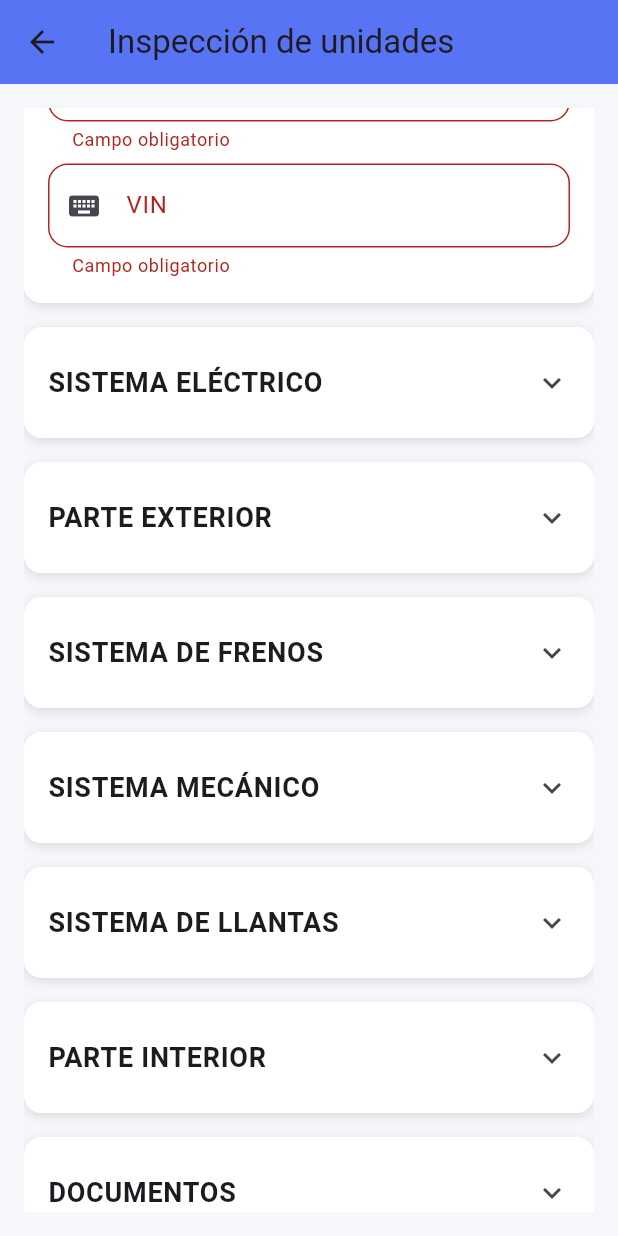
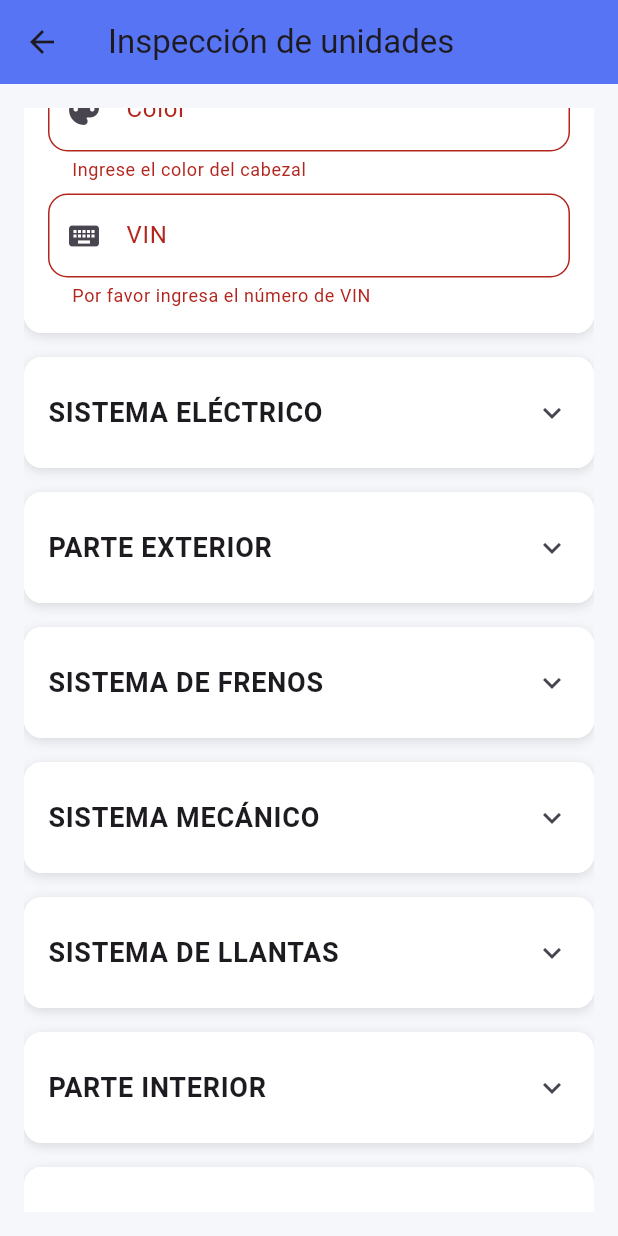
Before and after one commit to Ninjazet/inspect, a Flutter app: the Checklist screen opened directly with empty values, scrolled down 689 dp, after a tap on "Guardar", on a phone screen of 412 x 824 dp. Run offline on Flutter 3.47's test engine with Material 3 defaults, Android fonts, the phone set to English and light mode, and no system bars; our stand-ins replace cloud_firestore, device_info_plus, firebase_auth, firebase_core, firebase_storage, get and 6 more; missing offline and left inert: pdfx, syncfusion_flutter_pdfviewer; accounts and stored records are empty.

Commit message:
Modificaciones en Validaciones Checklist
Ajustes en las validaciones y colores en los radio buttons

```diff
--- a/lib/checklistForm.dart
+++ b/lib/checklistForm.dart
@@ -1,5 +1,7 @@
 import 'package:flutter/material.dart';
 import 'package:flutter/services.dart';
+import 'package:get/get.dart';
+import 'package:get/instance_manager.dart';
 import 'package:inspect/preguntas.dart';
 
 class ChecklistForm extends StatefulWidget {
@@ -37,7 +39,7 @@ class ChecklistFormState extends State<ChecklistForm> {
   final _vinController = TextEditingController();
 
   String _tipoTransporte = 'Cabezal';
-  String _marca = 'INTERNATIONAL';
+  String? _marca;
 
   @override
   void initState() {
@@ -45,13 +47,6 @@ class ChecklistFormState extends State<ChecklistForm> {
     final hoy = DateTime.now();
     _fechaController.text =
         '${hoy.day.toString().padLeft(2, '0')}/${hoy.month.toString().padLeft(2, '0')}/${hoy.year}';
-  }
-
-  String? _campoObligatorio(String? valor) {
-    if (valor == null || valor.trim().isEmpty) {
-      return 'Campo obligatorio';
-    }
-    return null;
   }
 
   bool _validarPreguntas(List<String> claves) {
@@ -72,11 +67,29 @@ class ChecklistFormState extends State<ChecklistForm> {
         !_validarPreguntas(sistemaLlantasKeys) ||
         !_validarPreguntas(parteInteriorKeys) ||
         !_validarPreguntas(documentosKeys)) {
-      ScaffoldMessenger.of(context).showSnackBar(
-        const SnackBar(
-          content: Text('Responde todas las preguntas del checklist'),
+
+      Get.snackbar(
+        '','',
+        snackPosition: SnackPosition.BOTTOM,
+        backgroundColor: Colors.redAccent,
+        margin: const EdgeInsets.all(10),
+        borderRadius: 8,
+        titleText: Text(
+          '¡Error!',
+          style: TextStyle(
+            color: Colors.white,
+            fontSize: 16,
+            fontWeight: FontWeight.bold,
+          ),
         ),
-      );
+        messageText: Text(
+          '¡Responde todas las preguntas del checklist!',
+          style: TextStyle(
+            color: Colors.white,
+            fontSize: 15,
+          ),
+        ),
+        );
       return false;
     }
     return true;
@@ -112,6 +125,7 @@ class ChecklistFormState extends State<ChecklistForm> {
                       widget.onChanged(_respuestas);
                     });
                   },
+                  fillColor: MaterialStateColor.resolveWith((states) => Colors.blue),
                 ),
                 Text(opcion),
               ],
@@ -216,9 +230,28 @@ class ChecklistFormState extends State<ChecklistForm> {
                     label: 'Conductor',
                     icon: Icons.person_3,
                   ),
-                  validator: _campoObligatorio,
-                  onChanged: (_) =>
-                      widget.onDatosGeneralesChanged(obtenerDatosGenerales()),
+
+                  validator: (value) {
+                    if (value == null || value.isEmpty) {
+                      return 'Ingresa el nombre del conductor';
+                    }
+                    final regex = RegExp(r'^[a-zA-Z\s]+$');
+                    if (!regex.hasMatch(value)) {
+                      return 'Solo se permiten letras';
+                    }
+                    return null;
+                  },
+                  onChanged: (value) {
+                    _conductorController.value = _conductorController.value.copyWith(
+                      text: value.toUpperCase(),
+                      selection: _conductorController.selection,
+                    );
+                    widget.onDatosGeneralesChanged(obtenerDatosGenerales());
+                  },
+                  inputFormatters: [
+                    FilteringTextInputFormatter.allow(RegExp(r'[a-zA-Z\s]')),
+                  ],
+                  textCapitalization: TextCapitalization.words,
                 ),
               ),
               // Fecha
@@ -264,10 +297,28 @@ class ChecklistFormState extends State<ChecklistForm> {
                     label: 'Número de placa',
                     icon: Icons.directions_car,
                   ),
-                  validator: _campoObligatorio,
-                  onChanged: (_) =>
-                      widget.onInformacionUnidad(obtenerInfoUnidad()),
-                  inputFormatters: [LengthLimitingTextInputFormatter(7)],
+                  validator: (value){
+                    if (value == null || value.isEmpty) {
+                      return 'Por favor ingrese el número de placa';
+                    }
+                    if (value.length < 7) {
+                      return 'El número de placa debe tener 7 caracteres';
+                    }
+                    return null;
+                  },
+                  onChanged: (value) {
+                    _placaController.value = _placaController.value.copyWith(
+                      text: value.toUpperCase(),
+                      selection: _placaController.selection,
+                    );
+                    widget.onInformacionUnidad(obtenerInfoUnidad());
+                  },
+                  //Validacion para las placas en Honduras empiezan con 3 letras seguidas de 4 números
+                  inputFormatters: [
+                    LengthLimitingTextInputFormatter(7),
+                    FilteringTextInputFormatter.allow(RegExp(r'[A-Z0-9]')),
+                  ],
+                  textCapitalization: TextCapitalization.characters,
                 ),
               ),
               // Tipo de transporte
@@ -279,8 +330,10 @@ class ChecklistFormState extends State<ChecklistForm> {
                     icon: Icons.airport_shuttle,
                   ),
                   value: _tipoTransporte,
+                  dropdownColor: Colors.white,
+                  borderRadius: BorderRadius.circular(12),
                   items: const [
-                    DropdownMenuItem(value: 'Cabezal', child: Text('Cabezal')),
+                    DropdownMenuItem(value: 'Cabezal', child: Text('CABEZAL')),
                   ],
                   onChanged: (value) {
                     if (value != null) {
@@ -301,6 +354,9 @@ class ChecklistFormState extends State<ChecklistForm> {
                     icon: Icons.format_list_bulleted,
                   ),
                   value: _marca,
+                  hint: const Text('Seleccione una marca'),
+                  dropdownColor: Colors.white,
+                  borderRadius: BorderRadius.circular(12),
                   items: const [
                     DropdownMenuItem(
                       value: 'INTERNATIONAL',
@@ -325,6 +381,12 @@ class ChecklistFormState extends State<ChecklistForm> {
                       });
                     }
                   },
+                  validator: (value){
+                    if (value == null || value.isEmpty) {
+                      return 'Seleccione una marca';
+                    }
+                    return null;
+                  }
                 ),
               ),
               // Modelo
@@ -336,9 +398,28 @@ class ChecklistFormState extends State<ChecklistForm> {
                     label: 'Modelo',
                     icon: Icons.trending_flat,
                   ),
-                  validator: _campoObligatorio,
-                  onChanged: (_) =>
-                      widget.onInformacionUnidad(obtenerInfoUnidad()),
+                  validator: (value){
+                    if (value == null || value.isEmpty) {
+                      return 'Ingresa el modelo del cabezal';
+                    }
+                    final regex = RegExp(r'^[a-zA-Z0-9\s]+$');
+                    if (!regex.hasMatch(value)) {
+                      return 'Solo se permiten letras, números';
+                    }
+                    return null;
+                  },
+                  onChanged: (value) {
+                    _modeloController.value = _modeloController.value.copyWith(
+                      text: value.toUpperCase(),
+                      selection: _modeloController.selection,
+                    );
+                    widget.onInformacionUnidad(obtenerInfoUnidad());
+                  },
+                  inputFormatters: [
+                    FilteringTextInputFormatter.allow(RegExp(r'[a-zA-Z0-9\s]')),
+                  ],
+                  textCapitalization: TextCapitalization.words,
+
                 ),
               ),
               // Color
@@ -350,9 +431,27 @@ class ChecklistFormState extends State<ChecklistForm> {
                     label: 'Color',
                     icon: Icons.palette,
                   ),
-                  validator: _campoObligatorio,
-                  onChanged: (_) =>
-                      widget.onInformacionUnidad(obtenerInfoUnidad()),
+                  validator: (value) {
+                    if (value == null || value.isEmpty) {
+                      return 'Ingrese el color del cabezal';
+                    }
+                    final regex = RegExp(r'^[a-zA-Z\s]+$');
+                    if (!regex.hasMatch(value)) {
+                      return 'Solo se permiten letras';
+                    }
+                    return null;
+                  },
+                  onChanged: (value) {
+                    _colorController.value = _colorController.value.copyWith(
+                      text: value.toUpperCase(),
+                      selection: _colorController.selection,
+                    );
+                    widget.onInformacionUnidad(obtenerInfoUnidad());
+                  },
+                  inputFormatters: [
+                    FilteringTextInputFormatter.allow(RegExp(r'[a-zA-Z\s]')),
+                  ],
+                  textCapitalization: TextCapitalization.words,
                 ),
               ),
               // VIN
@@ -364,10 +463,32 @@ class ChecklistFormState extends State<ChecklistForm> {
                     label: 'VIN',
                     icon: Icons.keyboard,
                   ),
-                  validator: _campoObligatorio,
-                  onChanged: (_) =>
-                      widget.onInformacionUnidad(obtenerInfoUnidad()),
-                  inputFormatters: [LengthLimitingTextInputFormatter(17)],
+                  validator: (value) {
+                    if (value == null || value.isEmpty) {
+                      return 'Por favor ingresa el número de VIN';
+                    }
+                    if (value.length != 17) {
+                      return 'El VIN debe contener 17 caracteres';
+                    }
+                    //El numero de VIN siempre contiene 17 caracteres de los cuales se excluyen o no contienen las letras I,O,Q
+                    final vinRegex = RegExp(r'^[A-HJ-NPR-Z0-9]{17}$');
+                    if (!vinRegex.hasMatch(value.toUpperCase())) {
+                      return 'VIN invalido, solo letras y números válidos';
+                    }
+                    return null;
+                  },
+                  onChanged: (value) {
+                    _vinController.value = _vinController.value.copyWith(
+                      text: value.toUpperCase(),
+                      selection: _vinController.selection,
+                    );
+                    widget.onInformacionUnidad(obtenerInfoUnidad());
+                  },
+                  inputFormatters: [
+                    LengthLimitingTextInputFormatter(17),
+                    FilteringTextInputFormatter.allow(RegExp(r'[A-HJ-NPR-Z0-9]')),
+                  ],
+                  textCapitalization: TextCapitalization.characters,
                 ),
               ),
             ],
@@ -392,7 +513,7 @@ class ChecklistFormState extends State<ChecklistForm> {
       'color': _colorController.text,
       'vin': _vinController.text,
       'tipoTransporte': _tipoTransporte,
-      'marca': _marca,
+      'marca': _marca ?? '',
     };
   }
 
```
